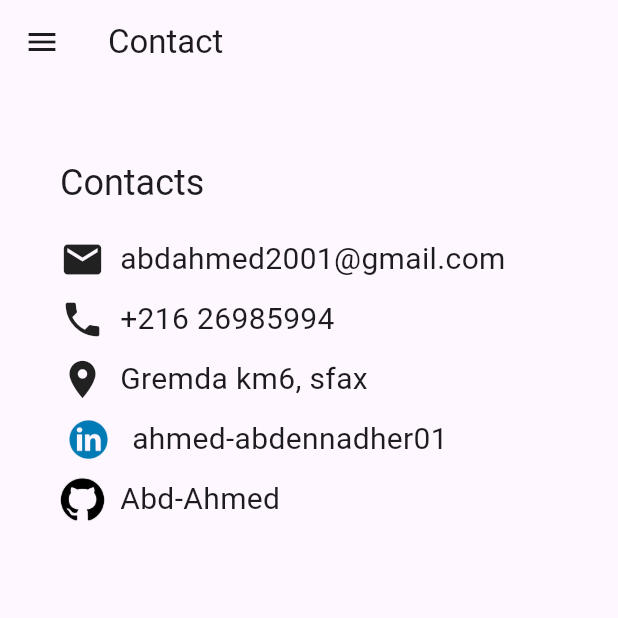
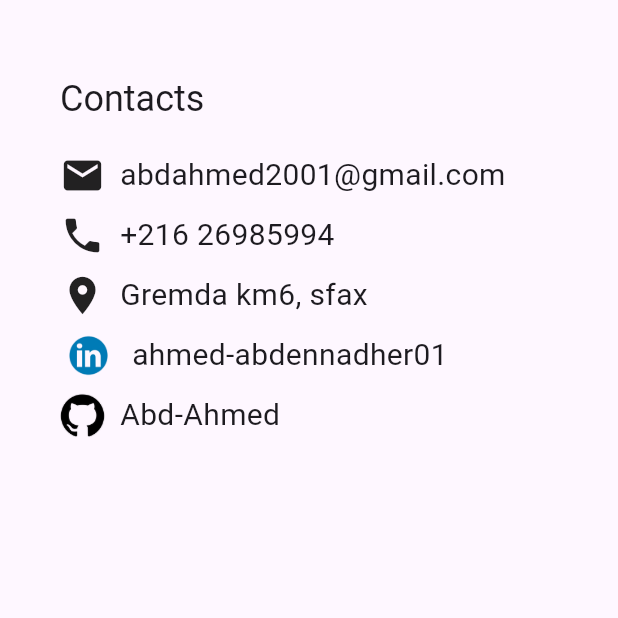
Before and after one commit to Abd-Ahmed/flutter_project, a Flutter app: the ContactPage screen opened by its route, on a phone screen of 412 x 824 dp, the top half of it. Run offline on Flutter 3.47's test engine with Material 3 defaults, Android fonts, the phone set to English and light mode, and no system bars; our stand-ins replace google_maps_flutter, shared_preferences; accounts and stored records are empty; network calls fail.

Commit message:
changes in contact and location pages

```diff
--- a/lib/pages/contact.page.dart
+++ b/lib/pages/contact.page.dart
@@ -1,15 +1,12 @@
 import 'package:flutter/material.dart';
 
 import '../menu/drawer.widget.dart';
-
+import 'package:url_launcher/url_launcher.dart';
+import "package:moncv/pages/localisation.page.dart";
 class ContactPage extends StatelessWidget {
   @override
   Widget build(BuildContext context) {
     return Scaffold(
-      drawer: MyDrawer(),
-      appBar: AppBar(
-        title: Text("Contact"),
-      ),
       body: Container(
         padding: EdgeInsets.symmetric(vertical: 20.0, horizontal: 40.0),
         child: Column(
@@ -21,31 +18,27 @@ class ContactPage extends StatelessWidget {
               style: Theme.of(context).textTheme.headline5,
             ),
             SizedBox(height: 20.0),
-            Row(
-              mainAxisAlignment: MainAxisAlignment.start,
-              children: [
-                Icon(Icons.mail, size: 30.0),
-                SizedBox(width: 10.0),
-                Text(
-                  'abdahmed2001@gmail.com',
-                  style: TextStyle(fontSize: 20.0),
-                ),
-              ],
+            buildContactRow(
+              icon: Icons.mail,
+              text: 'abdahmed2001@gmail.com',
+              onTap: () => launch('mailto:abdahmed2001@gmail.com'),
             ),
             SizedBox(height: 10.0),
-            Row(
-              mainAxisAlignment: MainAxisAlignment.start,
-              children: [
-                Icon(Icons.phone, size: 30.0),
-                SizedBox(width: 10.0),
-                Text(
-                  '+216 26985994',
-                  style: TextStyle(fontSize: 20.0),
-                ),
-              ],
+            buildContactRow(
+              icon: Icons.phone,
+              text: '+216 26985994',
+              onTap: () => launch('tel:+21626985994'),
+
             ),
            SizedBox(height: 10.0),
-            Row(
+            GestureDetector(
+              onTap: () {
+                Navigator.push(
+                  context,
+                  MaterialPageRoute(builder: (context) => LocalisationPage()),
+                );
+              },
+              child: Row(
                 mainAxisAlignment: MainAxisAlignment.start,
                 children: [
                   Icon(Icons.location_on, size: 30.0),
@@ -56,39 +49,62 @@ class ContactPage extends StatelessWidget {
                   ),
                 ],
               ),
+            ),
             SizedBox(height: 10.0),
-            Row(
-              mainAxisAlignment: MainAxisAlignment.start,
-              children: [
-                Image.asset(
+            buildContactRow(
+              image: Image.asset(
                 'images/linkedin.png',
                 height: 30.0,
               ),
-                SizedBox(width: 10.0),
-                Text(
-                  'ahmed-abdennadher01',
-                  style: TextStyle(fontSize: 20.0),
-                ),
-              ],
+              text: 'ahmed-abdennadher01',
+              onTap: () => launch('https://www.linkedin.com/in/ahmed-abdennadher01'),
             ),
             SizedBox(height: 10.0),
-            Row(
-              mainAxisAlignment: MainAxisAlignment.start,
-              children: [
-                Image.asset(
+            buildContactRow(
+              image: Image.asset(
                 'images/github.png',
                 height: 30.0,
               ),
-                SizedBox(width: 10.0),
-                Text(
-                  'Abd-Ahmed',
-                  style: TextStyle(fontSize: 20.0),
-                ),
-              ],
+              text: 'Abd-Ahmed',
+              onTap: () => launch('https://github.com/Abd-Ahmed'),
             ),
           ],
         ),
       ),
     );
   }
+
+  Widget buildContactRow({
+    IconData? icon,
+    Widget? image,
+    required String text,
+    Function()? onTap,
+  }) {
+    return GestureDetector(
+      onTap: onTap,
+      child: Row(
+        mainAxisAlignment: MainAxisAlignment.start,
+        children: [
+          if (icon != null) ...[
+            Icon(icon, size: 30.0),
+            SizedBox(width: 10.0),
+          ],
+          if (image != null) ...[
+            image,
+            SizedBox(width: 10.0),
+          ],
+          Text(
+            text,
+            style: TextStyle(fontSize: 20.0),
+          ),
+        ],
+      ),
+    );
   }
+}
+
+void main() {
+  runApp(MaterialApp(
+    home: ContactPage(),
+  ));
+}
--- a/lib/pages/localisation.page.dart
+++ b/lib/pages/localisation.page.dart
@@ -10,7 +10,7 @@ class LocalisationPage extends StatefulWidget {
 class LocalisationPageState extends State<LocalisationPage> {
   late GoogleMapController mapController;
 
-  final LatLng _center = const LatLng(34.84129366323506, 10.754931282520573); // Coordonnées de l'emplacement fixe
+  final LatLng _center = const LatLng(34.787097, 10.719583); // Coordonnées de l'emplacement fixe
 
   @override
   Widget build(BuildContext context) {
--- a/pubspec.yaml
+++ b/pubspec.yaml
@@ -44,6 +44,7 @@ dependencies:
   # The following adds the Cupertino Icons font to your application.
   # Use with the CupertinoIcons class for iOS style icons.
   cupertino_icons: ^1.0.2
+  url_launcher: ^6.2.6
 
 dev_dependencies:
   flutter_native_splash: 2.2.19
```
Also changed, not shown: pubspec.lock, 6 other files. Lines whose indentation alone changed are shown as unchanged.
